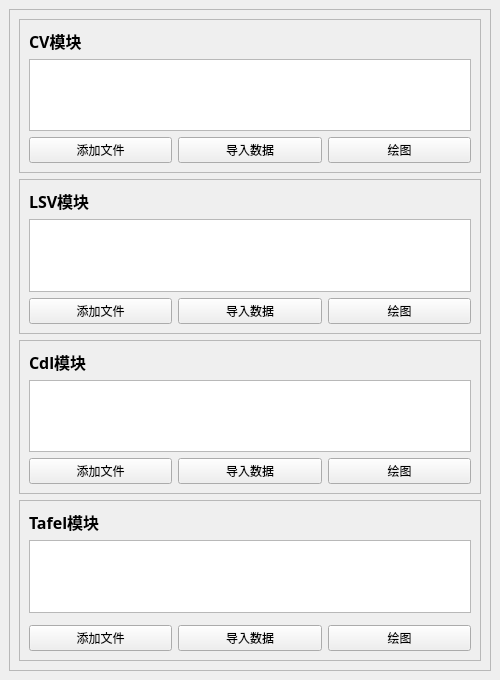
Old version of the form FunctionWindow.ui in the repository liyihang1024/Electrochemical-Data-Analysis-ToolKit.
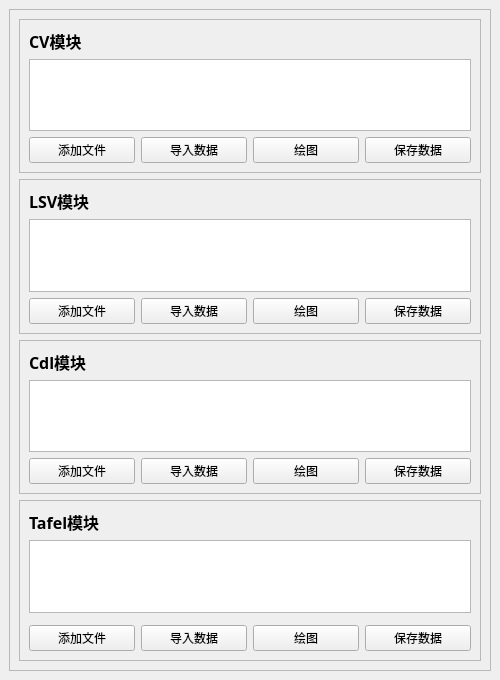
New version of the form.

Commit message: 增加了保存数据功能

What changed in the file:
```diff
--- a/FunctionWindow.ui
+++ b/FunctionWindow.ui
@@ -100,6 +100,13 @@
                </property>
               </widget>
              </item>
+             <item>
+              <widget class="QPushButton" name="btn_saveData_CV">
+               <property name="text">
+                <string>保存数据</string>
+               </property>
+              </widget>
+             </item>
             </layout>
            </item>
           </layout>
@@ -154,6 +161,13 @@
                </property>
               </widget>
              </item>
+             <item>
+              <widget class="QPushButton" name="btn_saveData_LSV">
+               <property name="text">
+                <string>保存数据</string>
+               </property>
+              </widget>
+             </item>
             </layout>
            </item>
           </layout>
@@ -208,6 +222,13 @@
                </property>
               </widget>
              </item>
+             <item>
+              <widget class="QPushButton" name="btn_saveData_Cdl">
+               <property name="text">
+                <string>保存数据</string>
+               </property>
+              </widget>
+             </item>
             </layout>
            </item>
           </layout>
@@ -272,6 +293,13 @@
                </property>
               </widget>
              </item>
+             <item>
+              <widget class="QPushButton" name="btn_saveData_Tafel">
+               <property name="text">
+                <string>保存数据</string>
+               </property>
+              </widget>
+             </item>
             </layout>
            </item>
           </layout>
```
Left out of the diff: 18 changed lines with no effect on the pictures. The commit also changes 4 other files.
